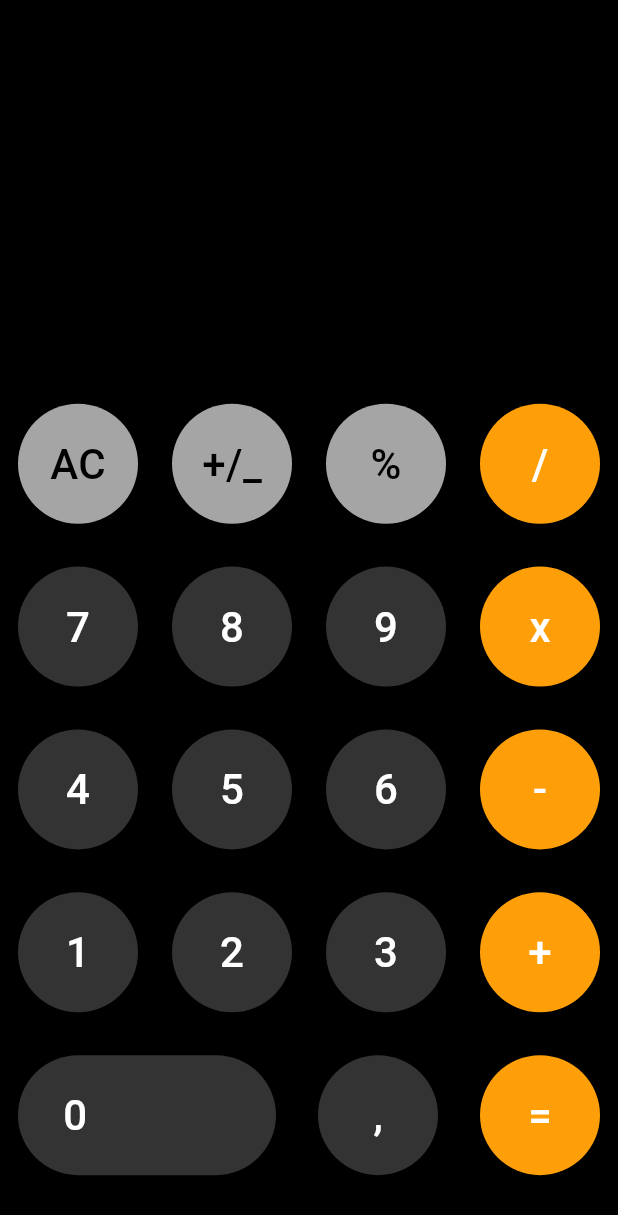
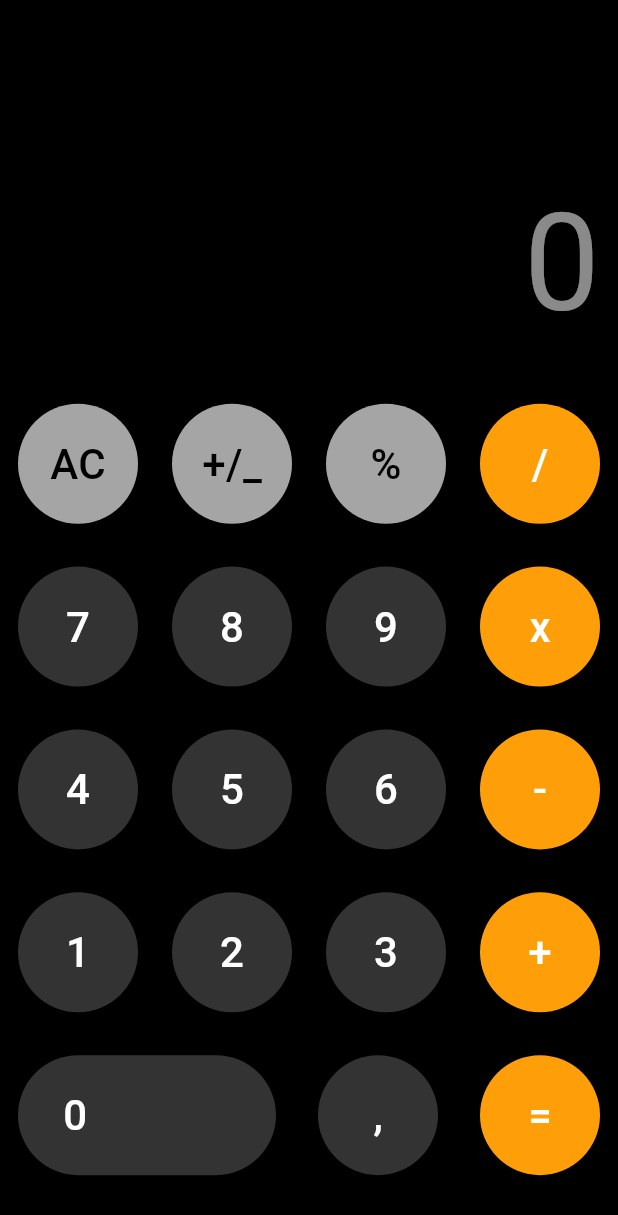
Before and after one commit to nam54828/Calculator, a Flutter app: the screen it shows after launch, on a phone screen of 412 x 824 dp. Shown: the top 1215 px of the screen. Run offline on Flutter 3.47's test engine with Material 2 defaults, Android fonts, the phone set to English and light mode, and no system bars; our stand-ins replace get.

Commit message:
cal_controller

```diff
--- a/lib/calculator_screen.dart
+++ b/lib/calculator_screen.dart
@@ -1,11 +1,11 @@
-
+import 'package:calculator/controllers/calculator_controller.dart';
 import 'package:flutter/material.dart';
 
 import 'templates/custom_button.dart';
 import 'templates/custom_number.dart';
 import 'templates/custom_top.dart';
 
-
+import 'package:get/get.dart';
 
 class CalculatorScreen extends StatefulWidget {
   const CalculatorScreen({Key? key}) : super(key: key);
@@ -15,7 +15,9 @@ class CalculatorScreen extends StatefulWidget {
 }
 
 class _CalculatorScreenState extends State<CalculatorScreen> {
+  CalculatorController _calculatorController = Get.find();
   bool _pressed = false;
+
   @override
   Widget build(BuildContext context) {
     return Scaffold(
@@ -26,74 +28,112 @@ class _CalculatorScreenState extends State<CalculatorScreen> {
         child: Column(
           mainAxisAlignment: MainAxisAlignment.spaceEvenly,
           children: [
-            Container(
-              height: 200,
+            Obx(()  => Container(
+                height: 200,
+                child: Text(
+                  "${_calculatorController.resultMath}",
+                  style: TextStyle(color: Colors.white54,
+                  fontSize: 90),
+                ),
+              alignment: Alignment.bottomRight,
+              ),
             ),
             Row(
               mainAxisAlignment: MainAxisAlignment.spaceBetween,
               children: [
-                CustomTop(text: "AC"),
-                CustomTop(text: "+/_"),
-                CustomTop(text: "%"),
-                GestureDetector(
-                  child: CustomButton(text: "/"),
-                  onTap: (){
-
-                  },),
+                CustomTop(
+                  text: "AC",
+                  onTap: () => _calculatorController.resetAll(),
+                ),
+                CustomTop(
+                  text: "+/_",
+                  onTap: () => _calculatorController.negativeChange(),
+                ),
+                CustomTop(
+                  text: "%",
+                  onTap: () => _calculatorController.percent(),
+                ),
+                CustomButton(text: "/", onTap: (){
+                  _calculatorController.selectOperation('/');
+                },),
               ],
             ),
             Row(
               mainAxisAlignment: MainAxisAlignment.spaceBetween,
               children: [
-                CustomNumber(text: "7"),
-                CustomNumber(text: "8"),
-                CustomNumber(text: "9"),
-                GestureDetector(
-                  child: CustomButton(text: "x"),
-                  onTap: (){
-
-                  },),
+                CustomNumber(
+                  text: "7",
+                  onTap: () => _calculatorController.addNumber('7'),
+                ),
+                CustomNumber(
+                  text: "8",
+                  onTap: () => _calculatorController.addNumber('8'),
+                ),
+                CustomNumber(
+                  text: "9",
+                  onTap: () => _calculatorController.addNumber('9'),
+                ),
+                CustomButton(text: "x", onTap: (){
+                  _calculatorController.selectOperation('x');
+                },),
               ],
             ),
             Row(
               mainAxisAlignment: MainAxisAlignment.spaceBetween,
               children: [
-                CustomNumber(text: "4"),
-                CustomNumber(text: "5"),
-                CustomNumber(text: "6"),
-                GestureDetector(
-                  child: CustomButton(text: "-"),
-                  onTap: (){
-
-                  },),
+                CustomNumber(
+                  text: "4",
+                  onTap: () => _calculatorController.addNumber('4'),
+                ),
+                CustomNumber(
+                  text: "5",
+                  onTap: () => _calculatorController.addNumber('5'),
+                ),
+                CustomNumber(
+                  text: "6",
+                  onTap: () => _calculatorController.addNumber('6'),
+                ),
+                CustomButton(text: "-", onTap: (){
+                  _calculatorController.selectOperation('-');
+                },),
               ],
             ),
             Row(
               mainAxisAlignment: MainAxisAlignment.spaceBetween,
               children: [
-                CustomNumber(text: "1"),
-                CustomNumber(text: "2"),
-                CustomNumber(text: "3"),
-                GestureDetector(
-                  child: CustomButton(text: "+"),
-                  onTap: (){
-
-                  },),
+                CustomNumber(
+                  text: "1",
+                  onTap: () => _calculatorController.addNumber('1'),
+                ),
+                CustomNumber(
+                  text: "2",
+                  onTap: () => _calculatorController.addNumber('2'),
+                ),
+                CustomNumber(
+                  text: "3",
+                  onTap: () => _calculatorController.addNumber('3'),
+                ),
+                CustomButton(text: "+", onTap: (){
+                  _calculatorController.selectOperation('+');
+                },),
               ],
             ),
             Row(
               mainAxisAlignment: MainAxisAlignment.spaceBetween,
               children: [
                 GestureDetector(
-                  onTapDown: (_){
+                  onTapDown: (_) {
                     setState(() {
                       _pressed = true;
                     });
                   },
-                  onTapUp: (_){
+                  onTapUp: (_) {
                     setState(() {
                       _pressed = false;
                     });
+                  },
+                  onTap: (){
+                    _calculatorController.addNumber('0');
                   },
                   child: Container(
                     height: 80,
@@ -107,16 +147,19 @@ class _CalculatorScreenState extends State<CalculatorScreen> {
                     ),
                     decoration: BoxDecoration(
                         borderRadius: BorderRadius.circular(180),
-                        color: _pressed ? Color.fromRGBO(115, 115, 115, 1) :Color.fromRGBO(51, 51, 51, 1)),
+                        color: _pressed
+                            ? Color.fromRGBO(115, 115, 115, 1)
+                            : Color.fromRGBO(51, 51, 51, 1)),
                     padding: EdgeInsets.only(left: 30),
                     alignment: Alignment.centerLeft,
                   ),
                 ),
-                CustomNumber(text: ","),
-                GestureDetector(
-                  child: CustomButton(text: "="),
-                onTap: (){
-
+                CustomNumber(
+                  text: ",",
+                  onTap: () => _calculatorController.dotOperation(),
+                ),
+                CustomButton(text: "=",onTap: () {
+                  _calculatorController.operationResult();
                 },),
               ],
             ),
--- /dev/null
+++ b/lib/helper/init_controller.dart
@@ -0,0 +1,6 @@
+import 'package:calculator/controllers/calculator_controller.dart';
+import 'package:get/get.dart';
+
+Future<void> InitController() async {
+  Get.lazyPut(() => CalculatorController());
+}
--- a/lib/main.dart
+++ b/lib/main.dart
@@ -1,8 +1,12 @@
+import 'package:calculator/helper/init_controller.dart';
 import 'package:flutter/material.dart';
+import 'package:get/get.dart';
+import 'calculator_screen.dart';
+import 'helper/init_controller.dart' as di;
 
-import 'calculator_screen.dart';
-
-void main() {
+Future<void> main() async {
+  WidgetsFlutterBinding.ensureInitialized();
+  await di.InitController();
   runApp(const MyApp());
 }
 
@@ -10,7 +14,7 @@ class MyApp extends StatelessWidget {
   const MyApp({super.key});
   @override
   Widget build(BuildContext context) {
-    return MaterialApp(
+    return GetMaterialApp(
       title: 'Calculator',
       debugShowCheckedModeBanner: false,
       theme: ThemeData(
--- a/lib/templates/custom_button.dart
+++ b/lib/templates/custom_button.dart
@@ -3,10 +3,10 @@ import 'package:flutter/material.dart';
 class CustomButton extends StatefulWidget {
 
   final String text;
-
+  final Function onTap;
   const CustomButton({
     Key? key,
-    required this.text
+    required this.text, required this.onTap
   });
 
   @override
@@ -23,6 +23,9 @@ class _CustomButtonState extends State<CustomButton> {
     return GestureDetector(
       onTapDown: (_) => setState(() => _pressed = true),
       onTapUp: (_) => setState(() => _pressed = false),
+      onTap: (){
+        widget.onTap();
+      },
       child: Container(
         height: 80,
         width: 80,
--- a/lib/templates/custom_number.dart
+++ b/lib/templates/custom_number.dart
@@ -3,8 +3,9 @@ import 'package:flutter/material.dart';
 
 class CustomNumber extends StatefulWidget {
   final String text;
+  final Function onTap;
 
-  const CustomNumber({Key? key, required this.text}) : super(key: key);
+  const CustomNumber({Key? key, required this.text, required this.onTap}) : super(key: key);
 
   @override
   State<CustomNumber> createState() => _CustomNumberState();
@@ -25,6 +26,9 @@ class _CustomNumberState extends State<CustomNumber> {
           _pressed = false;
         });
       },
+      onTap: () {
+        widget.onTap();
+      },
       child: Container(
         height: 80,
         width: 80,
--- a/lib/templates/custom_top.dart
+++ b/lib/templates/custom_top.dart
@@ -2,7 +2,8 @@ import 'package:flutter/material.dart';
 
 class CustomTop extends StatefulWidget {
   final String text;
-  const CustomTop({Key? key, required this.text}) : super(key: key);
+  final Function onTap;
+  const CustomTop({Key? key, required this.text, required this.onTap}) : super(key: key);
 
   @override
   State<CustomTop> createState() => _CustomTopState();
@@ -23,6 +24,9 @@ class _CustomTopState extends State<CustomTop> {
           _pressed = false;
         });
       },
+      onTap: (){
+        widget.onTap();
+      },
       child: Container(
         height: 80,
         width: 80,
```
Also changed, not shown: lib/controllers/calculator_controller.dart (added, +101 -0 lines).
